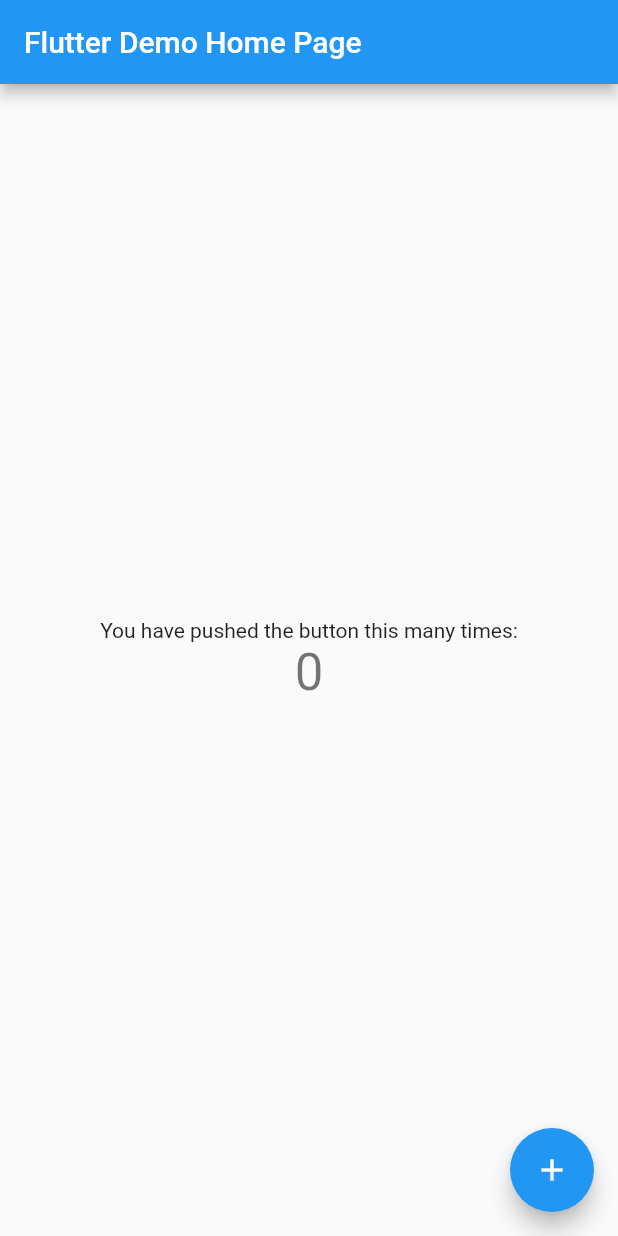
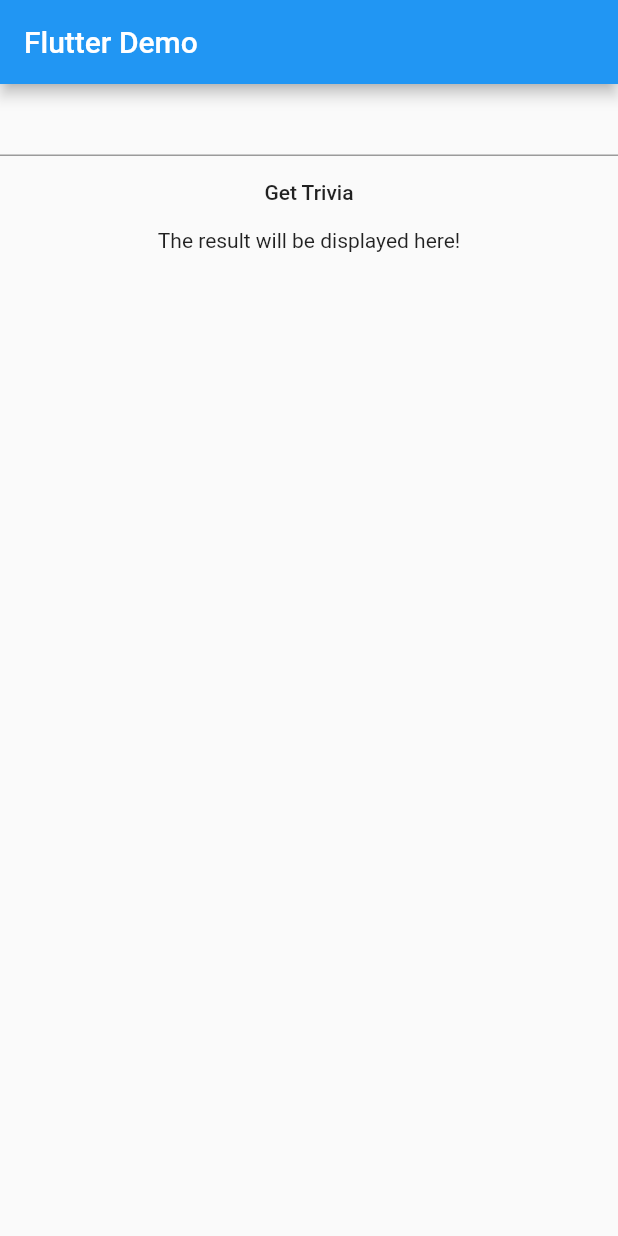
Before and after one commit to ikjot-2605/Number-Trivia-Eureka, a Flutter app: the screen it shows after launch, on a phone screen of 412 x 824 dp. Run offline on Flutter 3.47's test engine with Material 2 defaults, Android fonts, the phone set to English and light mode, and no system bars.

Commit message:
all functionality done, only UI refining left

```diff
--- a/lib/main.dart
+++ b/lib/main.dart
@@ -1,4 +1,5 @@
 import 'package:flutter/material.dart';
+import 'package:http/http.dart' as http;
 
 void main() {
   runApp(MyApp());
@@ -13,7 +14,7 @@ class MyApp extends StatelessWidget {
         primarySwatch: Colors.blue,
         visualDensity: VisualDensity.adaptivePlatformDensity,
       ),
-      home: MyHomePage(title: 'Flutter Demo Home Page'),
+      home: MyHomePage(title: 'Number Trivia'),
     );
   }
 }
@@ -28,11 +29,33 @@ class MyHomePage extends StatefulWidget {
 }
 
 class _MyHomePageState extends State<MyHomePage> {
-  int _counter = 0;
+  final TextEditingController _controller = new TextEditingController();
+  Widget responseReceived;
+  void initState() {
+    responseReceived = Container(
+      child: Text('The result will be displayed here!'),
+    );
+  }
 
-  void _incrementCounter() {
+  Future<String> _getTrivia(String number) async {
+    String result;
+    final response = await http.get('http://numbersapi.com/${number}');
+    return response.body;
+  }
+
+  _buttonClicked(String number) {
     setState(() {
-      _counter++;
+      responseReceived = FutureBuilder(
+          future: _getTrivia(number),
+          builder: (context, snapshot) {
+            if (snapshot.connectionState == ConnectionState.waiting) {
+              return CircularProgressIndicator();
+            } else if (snapshot.hasData) {
+              return Text(snapshot.data);
+            } else {
+              return Text('There was an error');
+            }
+          });
     });
   }
 
@@ -40,27 +63,30 @@ class _MyHomePageState extends State<MyHomePage> {
   Widget build(BuildContext context) {
     return Scaffold(
       appBar: AppBar(
-        title: Text(widget.title),
+        title: Text('Flutter Demo'),
       ),
-      body: Center(
-        child: Column(
-          mainAxisAlignment: MainAxisAlignment.center,
-          children: <Widget>[
-            Text(
-              'You have pushed the button this many times:',
-            ),
-            Text(
-              '$_counter',
-              style: Theme.of(context).textTheme.headline4,
-            ),
-          ],
-        ),
+      body: Column(
+        children: [
+          TextField(
+            controller: _controller,
+          ),
+          FlatButton(
+            child: Text('Get Trivia'),
+            onPressed: () {
+              print('Button Pressed');
+              if (_controller.text.length > 0) {
+                _buttonClicked(_controller.text);
+              } else {
+                setState(() {
+                  responseReceived =
+                      Text('Please enter some number in the text field.');
+                });
+              }
+            },
+          ),
+          responseReceived,
+        ],
       ),
-      floatingActionButton: FloatingActionButton(
-        onPressed: _incrementCounter,
-        tooltip: 'Increment',
-        child: Icon(Icons.add),
-      ), // This trailing comma makes auto-formatting nicer for build methods.
     );
   }
 }
--- a/pubspec.yaml
+++ b/pubspec.yaml
@@ -28,6 +28,7 @@ dependencies:
   # The following adds the Cupertino Icons font to your application.
   # Use with the CupertinoIcons class for iOS style icons.
   cupertino_icons: ^0.1.3
+  http:
 
 dev_dependencies:
   flutter_test:
```
Also changed, not shown: pubspec.lock.
